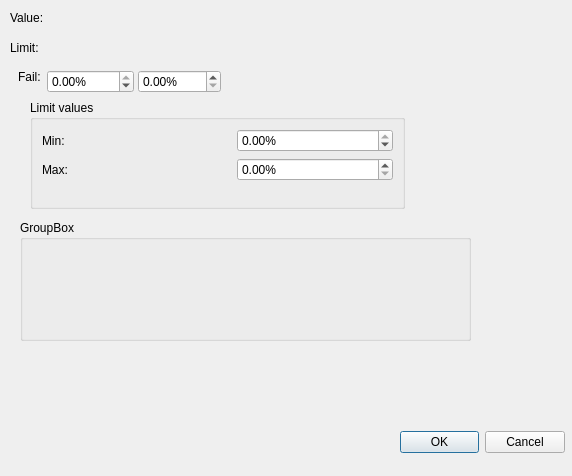
Old version of the form src/mdttools/mdttesttool/mdtTtValueEditionDialog.ui in the repository scandyna/multidiagtools.
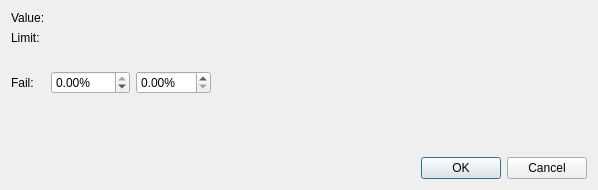
New version of the form. Custom widgets are drawn as their Qt base class.

```diff
--- a/src/mdttools/mdttesttool/mdtTtValueEditionDialog.ui
+++ b/src/mdttools/mdttesttool/mdtTtValueEditionDialog.ui
@@ -6,179 +6,66 @@
    <rect>
     <x>0</x>
     <y>0</y>
-    <width>572</width>
-    <height>476</height>
+    <width>598</width>
+    <height>190</height>
    </rect>
   </property>
   <property name="windowTitle">
    <string>Dialog</string>
   </property>
+  <layout class="QVBoxLayout" name="verticalLayout">
+   <item>
+    <layout class="QHBoxLayout" name="horizontalLayout_2">
+     <item>
+      <layout class="QFormLayout" name="formLayout">
+       <item row="0" column="0">
   <widget class="QLabel" name="lbValue">
-   <property name="geometry">
-    <rect>
-     <x>10</x>
-     <y>10</y>
-     <width>38</width>
-     <height>16</height>
-    </rect>
-   </property>
    <property name="text">
     <string>Value:</string>
    </property>
   </widget>
-  <widget class="mdtDoubleEdit" name="deValue">
-   <property name="geometry">
-    <rect>
-     <x>46</x>
-     <y>4</y>
-     <width>236</width>
-     <height>32</height>
-    </rect>
-   </property>
-  </widget>
+       </item>
+       <item row="0" column="1">
+        <widget class="mdtDoubleEdit" name="deValue"/>
+       </item>
+       <item row="1" column="0">
   <widget class="QLabel" name="lbLimit">
-   <property name="geometry">
-    <rect>
-     <x>10</x>
-     <y>40</y>
-     <width>32</width>
-     <height>16</height>
-    </rect>
-   </property>
    <property name="text">
     <string>Limit:</string>
    </property>
   </widget>
+       </item>
+       <item row="2" column="1">
+        <widget class="QLabel" name="lbLimitRange">
+         <property name="text">
+          <string/>
+         </property>
+        </widget>
+       </item>
+       <item row="3" column="0">
   <widget class="QLabel" name="lbFail">
-   <property name="geometry">
-    <rect>
-     <x>18</x>
-     <y>69</y>
-     <width>24</width>
-     <height>16</height>
-    </rect>
-   </property>
    <property name="text">
     <string>Fail:</string>
    </property>
   </widget>
-  <widget class="QDialogButtonBox" name="buttonBox">
-   <property name="geometry">
-    <rect>
-     <x>400</x>
-     <y>430</y>
-     <width>165</width>
-     <height>25</height>
-    </rect>
-   </property>
-   <property name="orientation">
-    <enum>Qt::Horizontal</enum>
-   </property>
-   <property name="standardButtons">
-    <set>QDialogButtonBox::Cancel|QDialogButtonBox::Ok</set>
-   </property>
-  </widget>
-  <widget class="QGroupBox" name="gbLimit">
-   <property name="geometry">
-    <rect>
-     <x>30</x>
-     <y>100</y>
-     <width>375</width>
-     <height>109</height>
-    </rect>
-   </property>
-   <property name="title">
-    <string>Limit values</string>
-   </property>
-   <layout class="QFormLayout" name="formLayout">
-    <item row="0" column="0">
-     <widget class="QLabel" name="lbLimitMin">
-      <property name="text">
-       <string>Min:</string>
-      </property>
-     </widget>
-    </item>
-    <item row="0" column="1">
-     <layout class="QHBoxLayout" name="horizontalLayout_2">
-      <item>
-       <widget class="mdtDoubleEdit" name="deLimitMin"/>
-      </item>
-      <item>
-       <widget class="QDoubleSpinBox" name="sbLimitMin">
-        <property name="suffix">
-         <string>%</string>
-        </property>
-        <property name="minimum">
-         <double>-100.000000000000000</double>
-        </property>
-        <property name="maximum">
-         <double>0.000000000000000</double>
-        </property>
-       </widget>
-      </item>
-     </layout>
-    </item>
-    <item row="1" column="0">
-     <widget class="QLabel" name="lnLimitMax">
-      <property name="text">
-       <string>Max:</string>
-      </property>
-     </widget>
-    </item>
-    <item row="1" column="1">
+       </item>
+       <item row="3" column="1">
      <layout class="QHBoxLayout" name="horizontalLayout">
       <item>
-       <widget class="mdtDoubleEdit" name="deLimitMax"/>
-      </item>
-      <item>
-       <widget class="QDoubleSpinBox" name="sbLimitMax">
+          <widget class="QDoubleSpinBox" name="sbFailMin">
         <property name="suffix">
          <string>%</string>
         </property>
+           <property name="minimum">
+            <double>-100.000000000000000</double>
+           </property>
         <property name="maximum">
-         <double>100.000000000000000</double>
+            <double>0.000000000000000</double>
         </property>
        </widget>
       </item>
-     </layout>
-    </item>
-   </layout>
-  </widget>
-  <widget class="QGroupBox" name="groupBox_2">
-   <property name="geometry">
-    <rect>
-     <x>20</x>
-     <y>220</y>
-     <width>451</width>
-     <height>121</height>
-    </rect>
-   </property>
-   <property name="title">
-    <string>GroupBox</string>
-   </property>
-  </widget>
-  <widget class="QLabel" name="lbLimitRange">
-   <property name="geometry">
-    <rect>
-     <x>225</x>
-     <y>41</y>
-     <width>16</width>
-     <height>16</height>
-    </rect>
-   </property>
-   <property name="text">
-    <string/>
-   </property>
-  </widget>
+         <item>
   <widget class="QDoubleSpinBox" name="sbFailMax">
-   <property name="geometry">
-    <rect>
-     <x>138</x>
-     <y>70</y>
-     <width>83</width>
-     <height>23</height>
-    </rect>
-   </property>
    <property name="suffix">
     <string>%</string>
    </property>
@@ -186,38 +73,57 @@
     <double>100.000000000000000</double>
    </property>
   </widget>
+         </item>
+        </layout>
+       </item>
+       <item row="4" column="1">
   <widget class="QLabel" name="lbFailRange">
-   <property name="geometry">
-    <rect>
-     <x>225</x>
-     <y>70</y>
-     <width>16</width>
-     <height>16</height>
-    </rect>
-   </property>
    <property name="text">
     <string/>
    </property>
   </widget>
-  <widget class="QDoubleSpinBox" name="sbFailMin">
-   <property name="geometry">
-    <rect>
-     <x>47</x>
-     <y>70</y>
-     <width>87</width>
-     <height>23</height>
-    </rect>
-   </property>
-   <property name="suffix">
-    <string>%</string>
-   </property>
-   <property name="minimum">
-    <double>-100.000000000000000</double>
-   </property>
-   <property name="maximum">
-    <double>0.000000000000000</double>
-   </property>
-  </widget>
+       </item>
+      </layout>
+     </item>
+     <item>
+      <spacer name="horizontalSpacer">
+       <property name="orientation">
+        <enum>Qt::Horizontal</enum>
+       </property>
+       <property name="sizeHint" stdset="0">
+        <size>
+         <width>40</width>
+         <height>20</height>
+        </size>
+       </property>
+      </spacer>
+     </item>
+    </layout>
+   </item>
+   <item>
+    <spacer name="verticalSpacer">
+     <property name="orientation">
+      <enum>Qt::Vertical</enum>
+     </property>
+     <property name="sizeHint" stdset="0">
+      <size>
+       <width>20</width>
+       <height>40</height>
+      </size>
+     </property>
+    </spacer>
+   </item>
+   <item>
+    <widget class="QDialogButtonBox" name="buttonBox">
+     <property name="orientation">
+      <enum>Qt::Horizontal</enum>
+     </property>
+     <property name="standardButtons">
+      <set>QDialogButtonBox::Cancel|QDialogButtonBox::Ok</set>
+     </property>
+    </widget>
+   </item>
+  </layout>
  </widget>
  <customwidgets>
   <customwidget>
```
Left out of the diff: 2 changed lines with no effect on the pictures. Lines whose indentation alone changed are shown as unchanged.
